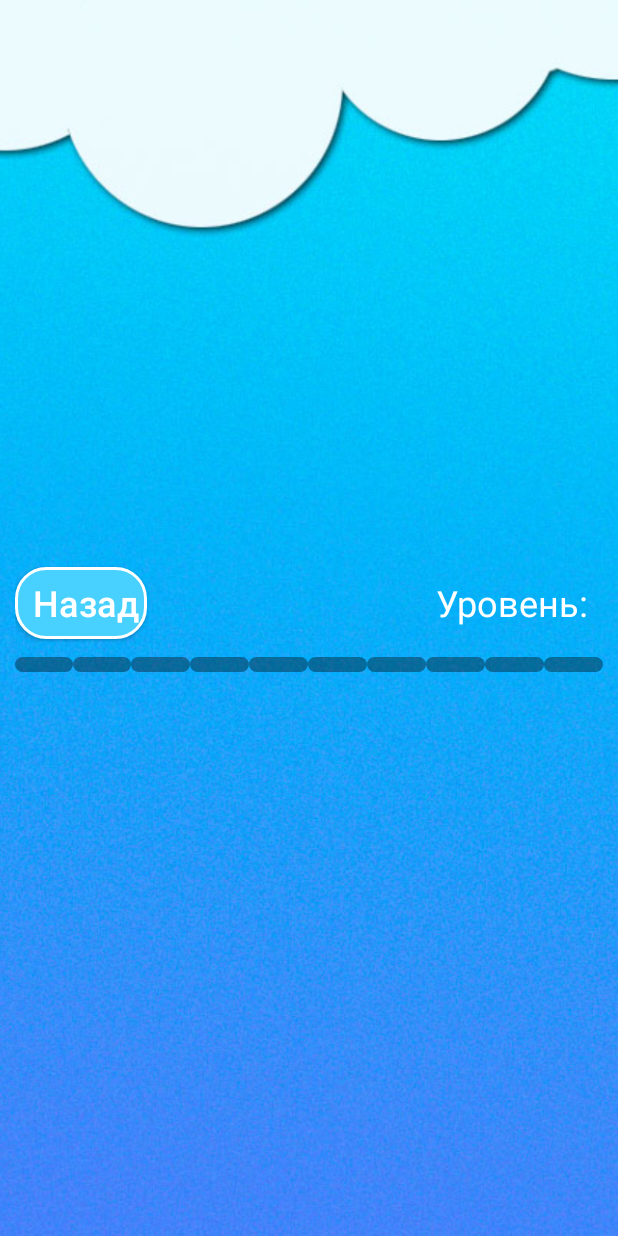
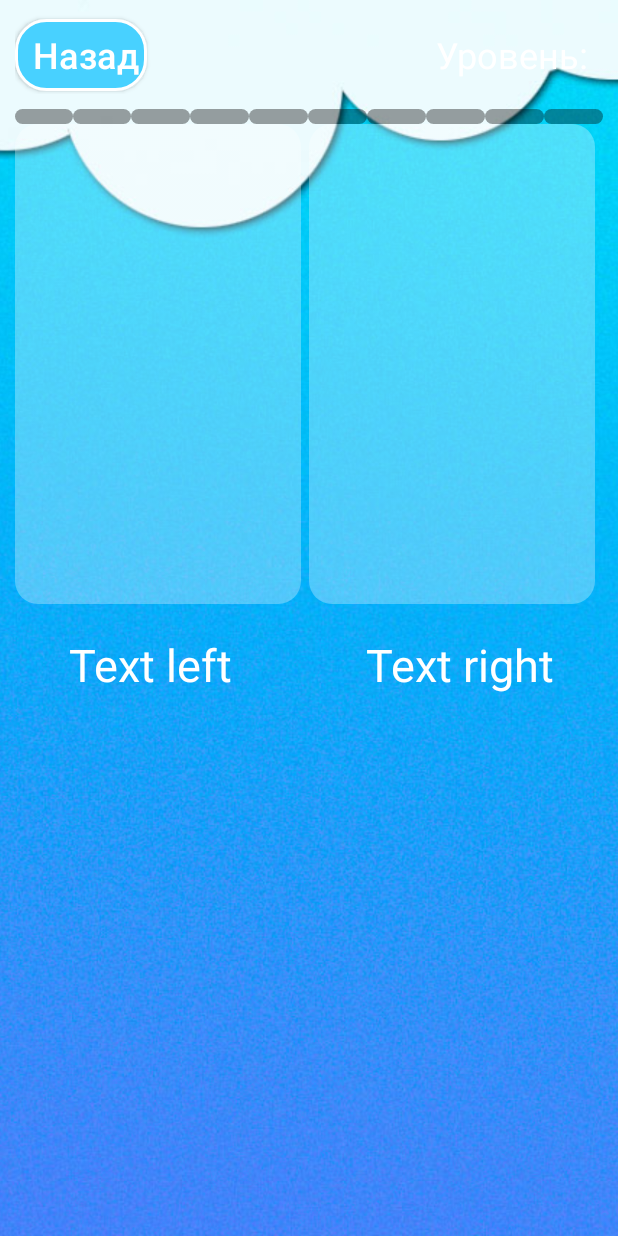
Before and after one commit to rodionGra/Proekt_Quiz_Game, an Android app: the Level1 screen opened directly, with no data from a screen before it, on a phone screen of 412 x 824 dp. Run offline under Robolectric (Android 15) with nearby library versions, the phone set to English and light mode, and no system bars.

Commit message:
Level marking is complete
Not all items move to the center of the screen

```diff
--- a/app/src/main/java/space/quiz/Level1.java
+++ b/app/src/main/java/space/quiz/Level1.java
@@ -4,6 +4,7 @@ import android.support.v7.app.AppCompatActivity;
 import android.os.Bundle;
 import android.view.Window;
 import android.view.WindowManager;
+import android.widget.ImageView;
 
 public class Level1 extends AppCompatActivity {
 
@@ -12,6 +13,12 @@ public class Level1 extends AppCompatActivity {
         super.onCreate(savedInstanceState);
         setContentView(R.layout.universal);
 
+        //код который скругляет углы картинок
+        final ImageView img_left = findViewById(R.id.img_left);
+        img_left.setClipToOutline(true);
+        final ImageView img_right = findViewById(R.id.img_right);
+        img_right.setClipToOutline(true);
+
         Window w = getWindow();
         w.setFlags(WindowManager.LayoutParams.FLAG_FULLSCREEN, WindowManager.LayoutParams.FLAG_FULLSCREEN);
     }
--- /dev/null
+++ b/app/src/main/res/drawable/style_img_universal.xml
@@ -0,0 +1,6 @@
+<?xml version="1.0" encoding="utf-8"?>
+<shape xmlns:android="http://schemas.android.com/apk/res/android">
+
+    <corners android:radius="15dp"/>
+
+</shape>
--- a/app/src/main/res/layout/universal.xml
+++ b/app/src/main/res/layout/universal.xml
@@ -17,8 +17,8 @@
         android:id="@+id/container1"
         android:layout_width="match_parent"
         android:layout_height="match_parent"
-        android:gravity="center"
-        android:orientation="vertical">
+        android:orientation="vertical"
+        android:gravity="center">
 
         <LinearLayout
             android:id="@+id/container2"
@@ -128,6 +128,65 @@
                     android:background="@drawable/style_points" />
 
             </LinearLayout>
+
+            <LinearLayout
+                android:id="@+id/line3"
+                android:layout_width="match_parent"
+                android:layout_height="match_parent"
+                android:orientation="horizontal">
+
+                <ImageView
+                    android:id="@+id/img_left"
+                    android:layout_width="match_parent"
+                    android:layout_height="320dp"
+                    android:layout_marginRight="5dp"
+                    android:scaleType="centerCrop"
+                    android:layout_weight="1"
+                    android:background="@drawable/style_img_universal"
+                    android:src="@drawable/imgtest"
+                    />
+                <ImageView
+                    android:id="@+id/img_right"
+                    android:layout_width="match_parent"
+                    android:layout_height="320dp"
+                    android:layout_marginRight="5dp"
+                    android:scaleType="centerCrop"
+                    android:layout_weight="1"
+                    android:background="@drawable/style_img_universal"
+                    android:src="@drawable/imgtest"
+                    />
+
+            </LinearLayout>
+            </LinearLayout>
+
+        <LinearLayout
+            android:id="@+id/line4"
+            android:layout_width="match_parent"
+            android:layout_height="match_parent"
+            android:orientation="horizontal"
+            android:layout_marginTop="10dp"
+            >
+
+            <TextView
+                    android:id="@+id/text_left"
+                    android:layout_width="match_parent"
+                    android:layout_height="wrap_content"
+                    android:text="Text left"
+                    android:textColor="@color/white"
+                    android:textSize="30sp"
+                    android:layout_marginRight="5dp"
+                    android:layout_weight="1"
+                    android:gravity="center"/>
+            <TextView
+                android:id="@+id/text_right"
+                android:layout_width="match_parent"
+                android:layout_height="wrap_content"
+                android:text="Text right"
+                android:textColor="@color/white"
+                android:textSize="30sp"
+                android:layout_marginRight="5dp"
+                android:layout_weight="1"
+                android:gravity="center"/>
         </LinearLayout>
 
     </LinearLayout>
```
Also changed, not shown: app/src/main/res/drawable/imgtest.png (added).
